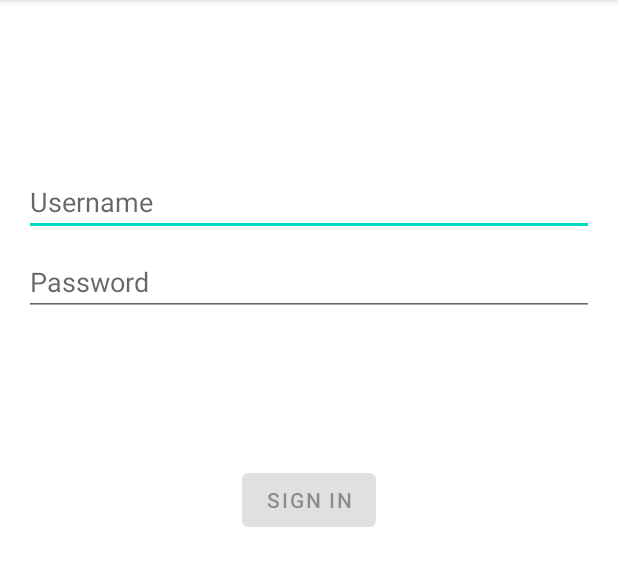
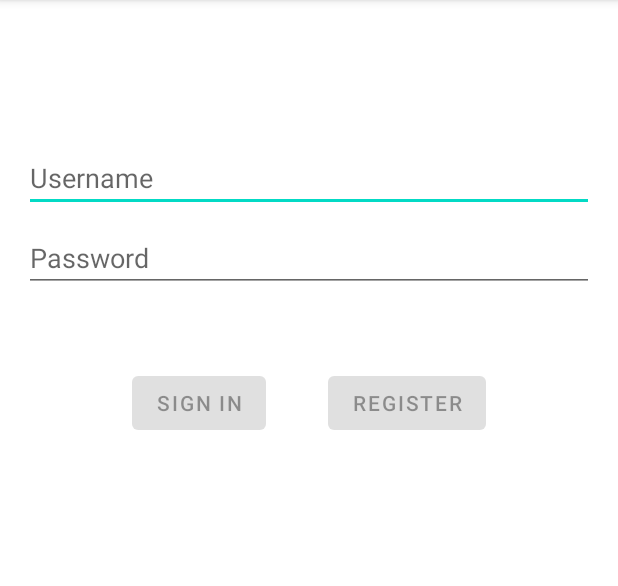
Before and after one commit to jacklee-code/TuckShopApp, an Android app: the screen it shows after launch (LoginActivity), on a phone screen of 412 x 824 dp, the part 84-670 px from its top. Run offline under Robolectric (Android 15) with nearby library versions, the phone set to English and light mode, and no system bars.

Commit message:
Playing Contraint Layout

```diff
--- a/app/src/main/res/layout/activity_login.xml
+++ b/app/src/main/res/layout/activity_login.xml
@@ -15,7 +15,7 @@
         android:id="@+id/username"
         android:layout_width="0dp"
         android:layout_height="wrap_content"
-        android:layout_marginTop="96dp"
+        android:layout_marginTop="80dp"
         android:hint="@string/prompt_username"
         android:inputType="textEmailAddress"
         android:selectAllOnFocus="true"
@@ -42,15 +42,31 @@
         android:layout_width="wrap_content"
         android:layout_height="wrap_content"
         android:layout_gravity="start"
-        android:layout_marginTop="16dp"
-        android:layout_marginBottom="64dp"
+        android:layout_marginStart="72dp"
+        android:layout_marginTop="50dp"
         android:enabled="false"
         android:text="@string/action_sign_in"
         app:layout_constraintBottom_toBottomOf="parent"
-        app:layout_constraintEnd_toEndOf="parent"
+        app:layout_constraintRight_toLeftOf="@id/login2"
         app:layout_constraintStart_toStartOf="parent"
         app:layout_constraintTop_toBottomOf="@+id/password"
-        app:layout_constraintVertical_bias="0.2" />
+        app:layout_constraintVertical_bias="0.0" />
+
+    <Button
+        android:id="@+id/login2"
+        android:layout_width="wrap_content"
+        android:layout_height="wrap_content"
+        android:layout_gravity="start"
+        android:layout_marginTop="50dp"
+        android:layout_marginEnd="72dp"
+
+        android:enabled="false"
+        android:text="Register"
+        app:layout_constraintBottom_toBottomOf="parent"
+        app:layout_constraintEnd_toEndOf="parent"
+        app:layout_constraintLeft_toRightOf="@+id/login"
+        app:layout_constraintTop_toBottomOf="@+id/password"
+        app:layout_constraintVertical_bias="0.0" />
 
     <ProgressBar
         android:id="@+id/loading"
```
